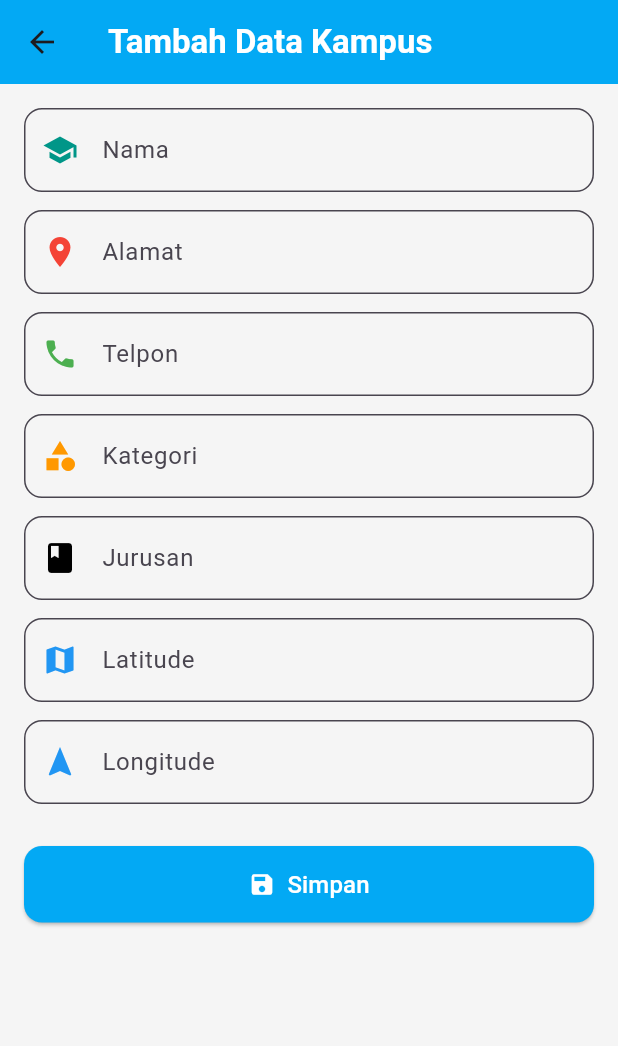
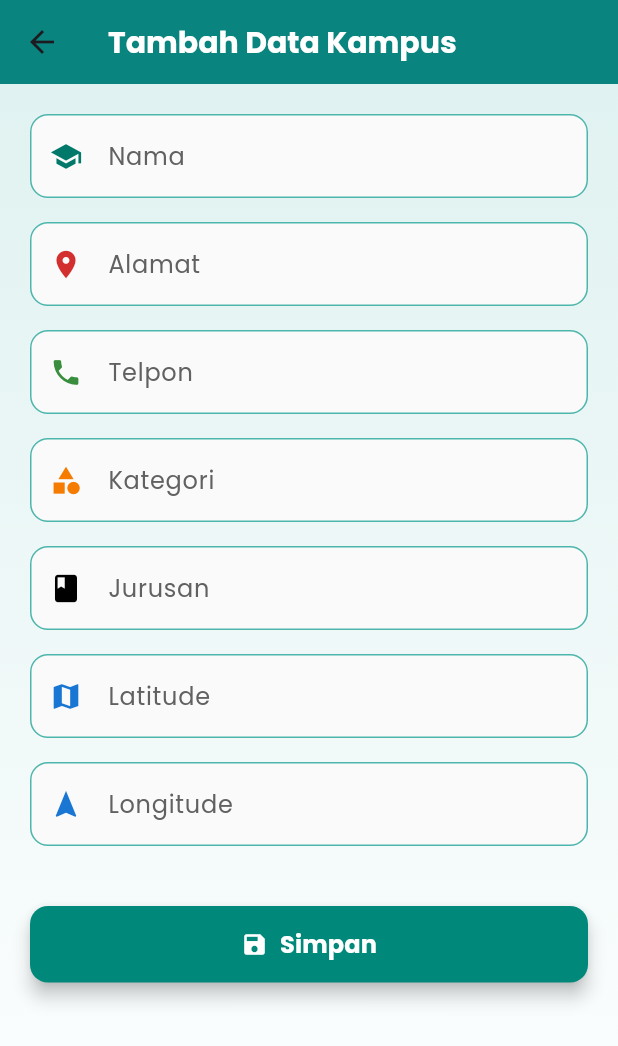
Before and after one commit to faniillahi24/kampus, a Flutter app: the screen it shows after launch, after a tap on "Tambah Data", on a phone screen of 412 x 824 dp. Shown: the top 1046 px of the screen. Run offline on Flutter 3.47's test engine with Material 3 defaults, Android fonts, the phone set to English and light mode, and no system bars; our stand-ins replace google_fonts, google_maps_flutter; network calls fail.

```diff
--- a/lib/pages/list_screen.dart
+++ b/lib/pages/list_screen.dart
@@ -1,9 +1,10 @@
 import 'package:flutter/material.dart';
+import 'package:google_fonts/google_fonts.dart';  // Import untuk font yang lebih cantik
 import '../model/data_kampus.dart';
 import '../services/api_service.dart';
 import 'tambah_data_kampus.dart';
 import 'edit_data_kampus.dart';
-import 'detail_data_kampus.dart'; // ⬅️ Tambahkan import detail page
+import 'detail_data_kampus.dart';
 
 class ListDataKampusPage extends StatefulWidget {
   const ListDataKampusPage({Key? key}) : super(key: key);
@@ -54,18 +55,29 @@ class _ListDataKampusPageState extends State<ListDataKampusPage> {
 
   Widget _buildCard(DataKampus kampus) {
     return Card(
-      elevation: 4,
-      margin: const EdgeInsets.symmetric(horizontal: 12, vertical: 8),
-      shape: RoundedRectangleBorder(borderRadius: BorderRadius.circular(12)),
+      elevation: 6,  // Bayangan lebih tebal untuk efek 3D
+      margin: const EdgeInsets.symmetric(horizontal: 16, vertical: 12),
+      shape: RoundedRectangleBorder(
+        borderRadius: BorderRadius.circular(16),  // Border lebih halus
+      ),
+      child: Container(
+        decoration: BoxDecoration(
+          gradient: LinearGradient(
+            colors: [Colors.lightBlue.shade100, Colors.white],  // Gradient untuk latar belakang yang cantik
+            begin: Alignment.topLeft,
+            end: Alignment.bottomRight,
+          ),
+          borderRadius: BorderRadius.circular(16),
+        ),
         child: Padding(
           padding: const EdgeInsets.all(16),
           child: Row(
             crossAxisAlignment: CrossAxisAlignment.start,
             children: [
               CircleAvatar(
-              backgroundColor: Colors.teal.shade100,
-              radius: 28,
-              child: const Icon(Icons.account_balance, color: Colors.lightBlue, size: 30),
+                backgroundColor: Colors.teal.shade200,  // Warna lebih lembut
+                radius: 30,
+                child: const Icon(Icons.account_balance, color: Colors.teal, size: 32),
               ),
               const SizedBox(width: 16),
               Expanded(
@@ -78,29 +90,32 @@ class _ListDataKampusPageState extends State<ListDataKampusPage> {
                       ),
                     );
                   },
+                  splashColor: Colors.lightBlue.shade200,  // Efek splash yang lebih cantik
                   child: Column(
                     crossAxisAlignment: CrossAxisAlignment.start,
                     children: [
                       Text(
                         kampus.nama,
-                      style: const TextStyle(
+                        style: GoogleFonts.poppins(  // Gunakan font Poppins untuk tampilan modern
                           fontWeight: FontWeight.bold,
-                        fontSize: 16,
+                          fontSize: 18,
+                          color: Colors.teal.shade700,
                         ),
                       ),
                       const SizedBox(height: 8),
-                    _infoRow(Icons.location_on, "Alamat: ${kampus.alamat}", Colors.red),
-                    _infoRow(Icons.phone, "Telp: ${kampus.telpon}", Colors.green),
-                    _infoRow(Icons.category, "Kategori: ${kampus.kategori}", Colors.orange),
+                      _infoRow(Icons.location_on, "Alamat: ${kampus.alamat}", Colors.red.shade700),
+                      _infoRow(Icons.phone, "Telp: ${kampus.telpon}", Colors.green.shade700),
+                      _infoRow(Icons.category, "Kategori: ${kampus.kategori}", Colors.orange.shade700),
                     ],
                   ),
                 ),
               ),
               const SizedBox(width: 8),
               Column(
+                mainAxisAlignment: MainAxisAlignment.start,
                 children: [
                   IconButton(
-                  icon: const Icon(Icons.edit, color: Colors.blue),
+                    icon: const Icon(Icons.edit, color: Colors.blue, size: 24),
                     tooltip: 'Edit',
                     onPressed: () {
                       Navigator.push(
@@ -112,7 +127,7 @@ class _ListDataKampusPageState extends State<ListDataKampusPage> {
                     },
                   ),
                   IconButton(
-                  icon: const Icon(Icons.delete, color: Colors.red),
+                    icon: const Icon(Icons.delete, color:Colors.red, size: 24),
                     tooltip: 'Hapus',
                     onPressed: () => _confirmDelete(kampus.id!),
                   ),
@@ -121,24 +136,24 @@ class _ListDataKampusPageState extends State<ListDataKampusPage> {
             ],
           ),
         ),
+      ),
     );
   }
 
   @override
   Widget build(BuildContext context) {
     return Scaffold(
+      backgroundColor: Colors.grey.shade100,  // Latar belakang halaman lebih lembut
       appBar: AppBar(
-        backgroundColor: Colors.lightBlue,
-        elevation: 2,
-        title: const Align(
-          alignment: Alignment.centerLeft,
-          child: Text(
+        backgroundColor: Colors.teal.shade600,  // Warna AppBar lebih menarik
+        elevation: 4,
+        title: const Text(
           'Data Kampus',
           style: TextStyle(
             color: Colors.white,
             fontWeight: FontWeight.bold,
-              fontSize: 20,
-            ),
+            fontSize: 22,
+            fontFamily: 'Poppins',  // Gunakan font yang sama untuk konsistensi
           ),
         ),
       ),
@@ -146,16 +161,31 @@ class _ListDataKampusPageState extends State<ListDataKampusPage> {
         future: _kampusList,
         builder: (context, snapshot) {
           if (snapshot.connectionState == ConnectionState.waiting) {
-            return const Center(child: CircularProgressIndicator());
+            return const Center(
+              child: CircularProgressIndicator(
+                color: Colors.teal,  // Warna loader lebih sesuai
+              ),
+            );
           } else if (snapshot.hasError) {
-            return Center(child: Text('Terjadi Kesalahan: ${snapshot.error}'));
+            return Center(
+              child: Text(
+                'Terjadi Kesalahan: ${snapshot.error}',
+                style: GoogleFonts.poppins(color: Colors.red.shade700),
+              ),
+            );
           } else if (!snapshot.hasData || snapshot.data!.isEmpty) {
-            return const Center(child: Text('Belum ada data kampus'));
+            return Center(
+              child: Text(
+                'Belum ada data kampus',
+                style: GoogleFonts.poppins(fontSize: 16, color: Colors.grey.shade600),
+              ),
+            );
           } else {
             return RefreshIndicator(
               onRefresh: () async => _refresh(),
+              color: Colors.teal,  // Warna refresh indicator
               child: ListView.builder(
-                padding: const EdgeInsets.only(bottom: 80),
+                padding: const EdgeInsets.all(16),
                 itemCount: snapshot.data!.length,
                 itemBuilder: (context, index) {
                   return _buildCard(snapshot.data![index]);
@@ -166,11 +196,11 @@ class _ListDataKampusPageState extends State<ListDataKampusPage> {
         },
       ),
       floatingActionButton: FloatingActionButton.extended(
-        backgroundColor: Colors.lightBlue,
+        backgroundColor: Colors.teal.shade600,  // Warna yang lebih serasi
         icon: const Icon(Icons.add, color: Colors.white),
-        label: const Text(
+        label: Text(
           'Tambah Data',
-          style: TextStyle(color: Colors.white),
+          style: GoogleFonts.poppins(color: Colors.white, fontSize: 16),
         ),
         onPressed: () async {
           await Navigator.push(
@@ -186,16 +216,18 @@ class _ListDataKampusPageState extends State<ListDataKampusPage> {
 
 Widget _infoRow(IconData icon, String text, Color color) {
   return Padding(
-    padding: const EdgeInsets.symmetric(vertical: 2),
+    padding: const EdgeInsets.symmetric(vertical: 4),
     child: Row(
       crossAxisAlignment: CrossAxisAlignment.start,
       children: [
-        Padding(
-          padding: const EdgeInsets.only(top: 2),
-          child: Icon(icon, size: 18, color: color),
+        Icon(icon, size: 20, color: color),
+        const SizedBox(width: 8),
+        Expanded(
+          child: Text(
+            text,
+            style: GoogleFonts.poppins(fontSize: 14, color: Colors.black87),
           ),
-        const SizedBox(width: 6),
-        Expanded(child: Text(text)),
+        ),
       ],
     ),
   );
--- a/lib/pages/tambah_data_kampus.dart
+++ b/lib/pages/tambah_data_kampus.dart
@@ -1,4 +1,5 @@
 import 'package:flutter/material.dart';
+import 'package:google_fonts/google_fonts.dart';  // Import untuk font yang lebih cantik
 import '../model/data_kampus.dart';
 import '../services/api_service.dart';
 
@@ -53,17 +54,30 @@ class _TambahDataKampusPageState extends State<TambahDataKampusPage> {
     TextInputType keyboardType = TextInputType.text,
   }) {
     return Padding(
-      padding: const EdgeInsets.only(bottom: 12),
+      padding: const EdgeInsets.only(bottom: 16),  // Padding lebih lega
       child: TextFormField(
         controller: controller,
         keyboardType: keyboardType,
         decoration: InputDecoration(
-          prefixIcon: Icon(icon, color: iconColor),
+          prefixIcon: Icon(icon, color: iconColor, size: 22),  // Ukuran ikon lebih besar
           labelText: label,
-          border: OutlineInputBorder(borderRadius: BorderRadius.circular(12)),
+          labelStyle: GoogleFonts.poppins(color: Colors.grey.shade700),  // Font label lebih stylish
+          border: OutlineInputBorder(
+            borderRadius: BorderRadius.circular(12),
+            borderSide: BorderSide(color: Colors.teal.shade300),
+          ),
+          enabledBorder: OutlineInputBorder(
+            borderRadius: BorderRadius.circular(12),
+            borderSide: BorderSide(color: Colors.teal.shade300),
+          ),
+          focusedBorder: OutlineInputBorder(
+            borderRadius: BorderRadius.circular(12),
+            borderSide: BorderSide(color: Colors.teal.shade600, width: 2),
+          ),
           filled: true,
-          fillColor: Colors.grey.shade100,
+          fillColor: Colors.grey.shade50,  // Warna filled lebih lembut
         ),
+        style: GoogleFonts.poppins(fontSize: 16, color: Colors.black87),  // Font teks input
         validator: (value) => value!.isEmpty ? '$label tidak boleh kosong' : null,
       ),
     );
@@ -72,23 +86,28 @@ class _TambahDataKampusPageState extends State<TambahDataKampusPage> {
   @override
   Widget build(BuildContext context) {
     return Scaffold(
+      backgroundColor: Colors.grey.shade100,  // Latar belakang lebih lembut
       appBar: AppBar(
-        backgroundColor: Colors.lightBlue,
-        elevation: 0,
-        title: const Align(
-          alignment: Alignment.centerLeft,
-          child: Text(
-            'Tambah Data Kampus',
-            style: TextStyle(
-              fontWeight: FontWeight.bold,
-              color: Colors.white,
-            ),
+        backgroundColor: Colors.teal.shade600,  // Warna AppBar lebih menarik
+        elevation: 4,
+        title: Text(
+          'Tambah Data Kampus',
+          style: GoogleFonts.poppins(  // Gunakan font Poppins
+            fontWeight: FontWeight.bold,
+            color: Colors.white,
+            fontSize: 20,
           ),
         ),
       ),
       body: Container(
-        color: Colors.grey.shade100,
-        padding: const EdgeInsets.all(16),
+        decoration: BoxDecoration(
+          gradient: LinearGradient(
+            colors: [Colors.teal.shade50, Colors.white],  // Gradient untuk latar belakang cantik
+            begin: Alignment.topCenter,
+            end: Alignment.bottomCenter,
+          ),
+        ),
+        padding: const EdgeInsets.all(20),  // Padding lebih besar untuk layout rapi
         child: Form(
           key: _formKey,
           child: ListView(
@@ -96,26 +115,26 @@ class _TambahDataKampusPageState extends State<TambahDataKampusPage> {
               _buildInput(
                 label: 'Nama',
                 icon: Icons.school,
-                iconColor: Colors.teal,
+                iconColor: Colors.teal.shade700,
                 controller: _namaController,
               ),
               _buildInput(
                 label: 'Alamat',
                 icon: Icons.location_on,
-                iconColor: Colors.red,
+                iconColor: Colors.red.shade700,
                 controller: _alamatController,
               ),
               _buildInput(
                 label: 'Telpon',
                 icon: Icons.phone,
-                iconColor: Colors.green,
+                iconColor: Colors.green.shade700,
                 controller: _telponController,
                 keyboardType: TextInputType.phone,
               ),
               _buildInput(
                 label: 'Kategori',
                 icon: Icons.category,
-                iconColor: Colors.orange,
+                iconColor: Colors.orange.shade700,
                 controller: _kategoriController,
               ),
               _buildInput(
@@ -127,31 +146,36 @@ class _TambahDataKampusPageState extends State<TambahDataKampusPage> {
               _buildInput(
                 label: 'Latitude',
                 icon: Icons.map,
-                iconColor: Colors.blue,
+                iconColor: Colors.blue.shade700,
                 controller: _latitudeController,
                 keyboardType: TextInputType.number,
               ),
               _buildInput(
                 label: 'Longitude',
                 icon: Icons.navigation,
-                iconColor: Colors.blue,
+                iconColor: Colors.blue.shade700,
                 controller: _longitudeController,
                 keyboardType: TextInputType.number,
               ),
-              const SizedBox(height: 16),
+              const SizedBox(height: 24),  // Spasi lebih besar sebelum button
               ElevatedButton.icon(
                 icon: const Icon(Icons.save, color: Colors.white),
                 style: ElevatedButton.styleFrom(
-                  backgroundColor: Colors.lightBlue,
+                  backgroundColor: Colors.teal.shade600,  // Warna button serasi
                   shape: RoundedRectangleBorder(
                     borderRadius: BorderRadius.circular(12),
                   ),
-                  padding: const EdgeInsets.symmetric(vertical: 14),
+                  padding: const EdgeInsets.symmetric(vertical: 14, horizontal: 20),
+                  elevation: 5,  // Tambahkan bayangan untuk efek 3D
                 ),
                 onPressed: _simpanData,
-                label: const Text(
+                label: Text(
                   'Simpan',
-                  style: TextStyle(fontSize: 16, color: Colors.white),
+                  style: GoogleFonts.poppins(
+                    fontSize: 16,
+                    color: Colors.white,
+                    fontWeight: FontWeight.bold,
+                  ),
                 ),
               ),
             ],
--- a/lib/services/api_service.dart
+++ b/lib/services/api_service.dart
@@ -6,7 +6,7 @@ import '../model/data_kampus.dart';
 
 
 class ApiService {
-  static const String baseUrl = 'http://192.168.43.245:8000/api/kampus';
+  static const String baseUrl = 'http://192.168.111.99:8000/api/kampus';
 
   static Future<List<DataKampus>> fetchAll() async {
     final response = await http.get(Uri.parse(baseUrl));
--- a/pubspec.yaml
+++ b/pubspec.yaml
@@ -34,9 +34,10 @@ dependencies:
   # The following adds the Cupertino Icons font to your application.
   # Use with the CupertinoIcons class for iOS style icons.
   cupertino_icons: ^1.0.8
-  http: ^0.13.6
+  http: ^1.2.0
   google_maps_flutter: ^2.5.0
   intl: ^0.19.0
+  google_fonts: ^6.1.0
 
 dev_dependencies:
   flutter_test:
@@ -48,6 +49,7 @@ dev_dependencies:
   # package. See that file for information about deactivating specific lint
   # rules and activating additional ones.
   flutter_lints: ^5.0.0
+
 
 # For information on the generic Dart part of this file, see the
 # following page: https://dart.dev/tools/pub/pubspec
```
Also changed, not shown: lib/pages/detail_data_kampus.dart (+72 -29 lines), pubspec.lock. Lines whose indentation alone changed are shown as unchanged.
